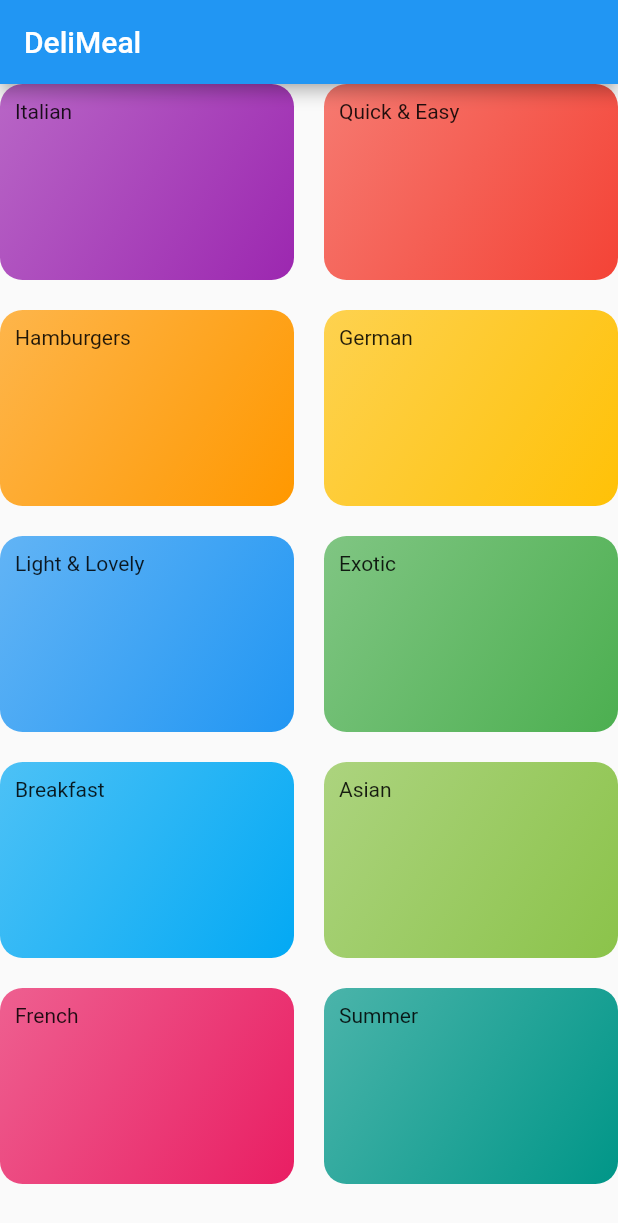
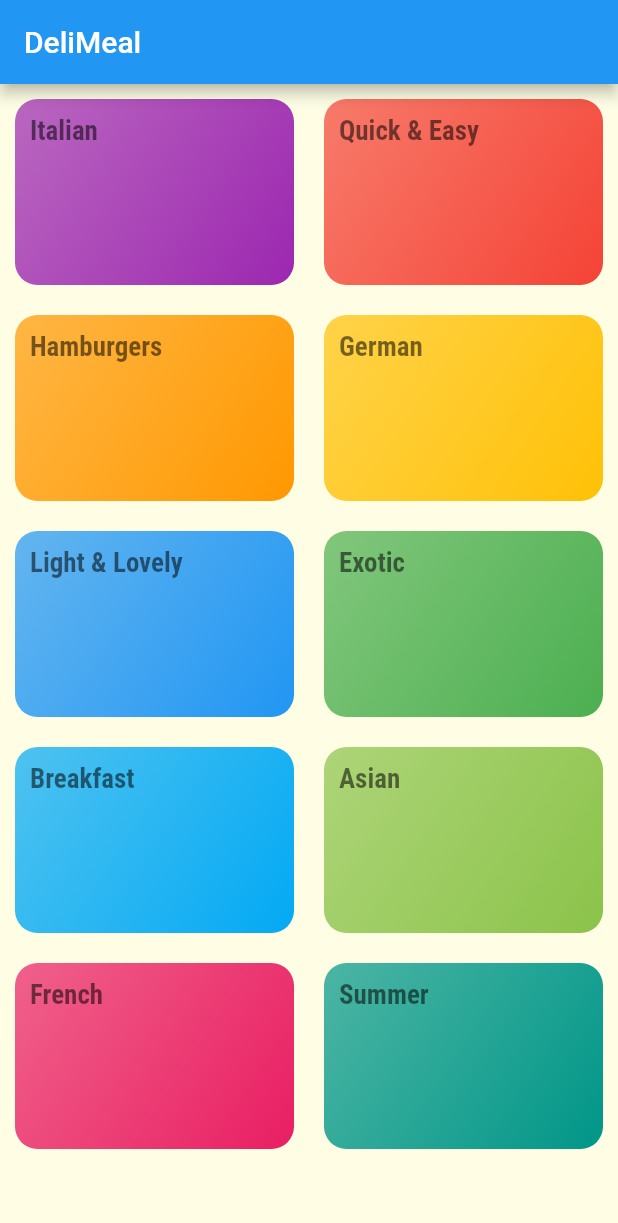
Before and after one commit to walid-yahia-mahammed/deli_meals, a Flutter app: the screen it shows after launch, on a phone screen of 412 x 824 dp. Shown: the top 1223 px of the screen. Run offline on Flutter 3.47's test engine with Material 2 defaults, Android fonts, the phone set to English and light mode, and no system bars.

```diff
--- a/lib/categories_screen.dart
+++ b/lib/categories_screen.dart
@@ -12,6 +12,7 @@
         title: const Text('DeliMeal'),
       ),
       body: GridView(
+        padding: const EdgeInsets.all(10),
         gridDelegate: SliverGridDelegateWithMaxCrossAxisExtent(
           maxCrossAxisExtent: 200,
           childAspectRatio: 3 / 2,
--- a/lib/category_item.dart
+++ b/lib/category_item.dart
@@ -9,7 +9,10 @@
   Widget build(BuildContext context) {
     return Container(
       padding: const EdgeInsets.all(10),
-      child: Text(title),
+      child: Text(
+        title,
+        style: Theme.of(context).textTheme.headline1,
+      ),
       decoration: BoxDecoration(
         gradient: LinearGradient(
           colors: [
--- a/lib/main.dart
+++ b/lib/main.dart
@@ -11,6 +11,22 @@
       title: 'DeliMeals',
       theme: ThemeData(
         primarySwatch: Colors.blue,
+        accentColor: Color.fromRGBO(225, 52, 30, 1),
+        canvasColor: Color.fromRGBO(255, 254, 229, 1),
+        fontFamily: 'Raleway',
+        textTheme: ThemeData.light().textTheme.copyWith(
+              bodyText1: TextStyle(
+                color: Color.fromRGBO(20, 51, 51, 1),
+              ),
+              bodyText2: TextStyle(
+                color: Color.fromRGBO(20, 51, 51, 1),
+              ),
+              headline1: TextStyle(
+                fontSize: 18,
+                fontFamily: 'RobotoCondensed',
+                fontWeight: FontWeight.bold,
+              ),
+            ),
       ),
       home: CategoriesScreen(),
     );
```
Also changed, not shown: pubspec.yaml (+17 -6 lines), assets/fonts/Raleway-Black.ttf (added), assets/fonts/Raleway-Bold.ttf (added), assets/fonts/Raleway-Regular.ttf (added), assets/fonts/RobotoCondensed-Bold.ttf (added), assets/fonts/RobotoCondensed-Italic.ttf (added), assets/fonts/RobotoCondensed-Light.ttf (added), assets/fonts/RobotoCondensed-Regular.ttf (added).
